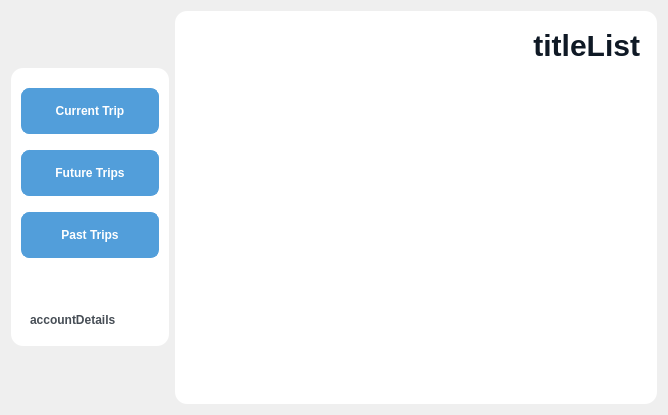
PantilaK/Pigeon, file mainForm.ui: the form before one commit.
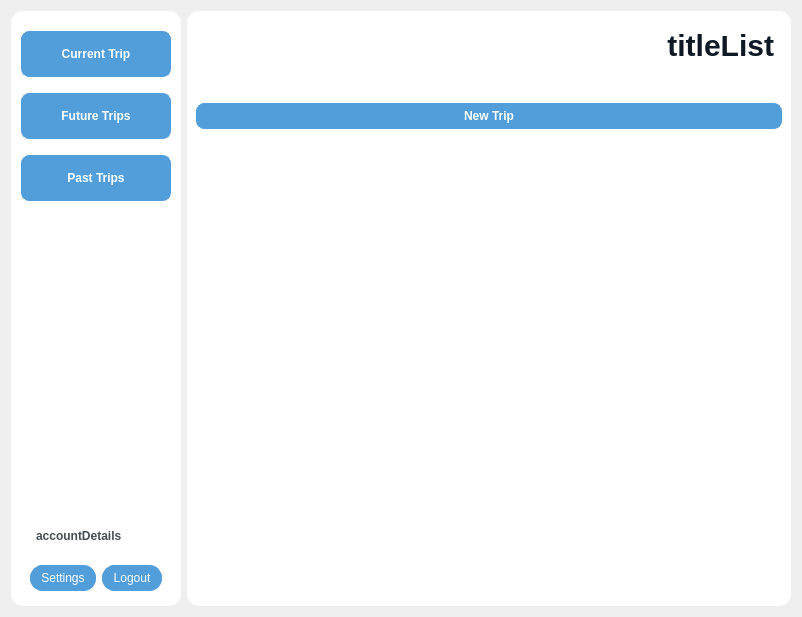
The form after the commit.

```diff
--- a/mainForm.ui
+++ b/mainForm.ui
@@ -6,8 +6,8 @@
    <rect>
     <x>0</x>
     <y>0</y>
-    <width>668</width>
-    <height>415</height>
+    <width>802</width>
+    <height>617</height>
    </rect>
   </property>
   <property name="windowTitle">
@@ -72,6 +72,12 @@
   <layout class="QHBoxLayout" name="horizontalLayout">
    <item>
     <widget class="QWidget" name="controllerWidget" native="true">
+     <property name="sizePolicy">
+      <sizepolicy hsizetype="Preferred" vsizetype="MinimumExpanding">
+       <horstretch>0</horstretch>
+       <verstretch>1</verstretch>
+      </sizepolicy>
+     </property>
      <property name="styleSheet">
       <string notr="true">QWidget {
   background-color: #fff;
@@ -127,7 +133,7 @@
      </property>
      <layout class="QVBoxLayout" name="verticalLayout">
       <property name="sizeConstraint">
-       <enum>QLayout::SetFixedSize</enum>
+       <enum>QLayout::SetMinimumSize</enum>
       </property>
       <property name="leftMargin">
        <number>10</number>
@@ -167,10 +173,13 @@
         <property name="orientation">
          <enum>Qt::Vertical</enum>
         </property>
+        <property name="sizeType">
+         <enum>QSizePolicy::MinimumExpanding</enum>
+        </property>
         <property name="sizeHint" stdset="0">
          <size>
           <width>20</width>
-          <height>40</height>
+          <height>50</height>
          </size>
         </property>
        </spacer>
@@ -200,6 +209,50 @@
         </layout>
        </widget>
       </item>
+      <item>
+       <widget class="QWidget" name="accountButtonWidget" native="true">
+        <property name="styleSheet">
+         <string notr="true">QPushButton {
+  background-color: rgb(82, 158, 218);
+  color: #fff;
+  font-weight: 400;
+  border-radius: 12px;
+  border: 1px solid rgb(82, 158, 218);
+  padding: 5px 10px;
+  margin-top: 2px;
+  outline: 0px;
+}
+QPushButton:hover {
+  border: 1px solid #9ac3fe;
+}
+QPushButton:focus {
+  border: 1px solid #9ac3fe;
+}</string>
+        </property>
+        <layout class="QHBoxLayout" name="horizontalLayout_3">
+         <property name="topMargin">
+          <number>5</number>
+         </property>
+         <property name="bottomMargin">
+          <number>5</number>
+         </property>
+         <item>
+          <widget class="QPushButton" name="settingsButton">
+           <property name="text">
+            <string>Settings</string>
+           </property>
+          </widget>
+         </item>
+         <item>
+          <widget class="QPushButton" name="logoutButton">
+           <property name="text">
+            <string>Logout</string>
+           </property>
+          </widget>
+         </item>
+        </layout>
+       </widget>
+      </item>
      </layout>
     </widget>
    </item>
@@ -255,9 +308,42 @@
 }
 QPushButton:focus {
   border: 3px solid #9ac3fe;
-}</string>
+}
+
+QScrollBar:vertical {
+
+  border-color: rgb(227, 227, 227);
+  border-width: 1px;
+  border-style: solid;
+  border-radius: 8px;
+
+  background-color: rgb(240, 240, 240);
+  width: 8px;
+  margin: 21px 0 21px 0;
+}
+
+QScrollBar::handle:vertical {
+
+  background-color: rgb(200, 200, 200);
+  min-height: 25px;
+
+}
+
+ QScrollBar::add-line:vertical {
+    height: 0px;
+}
+
+QScrollBar::sub-line:vertical {
+    height: 0px;
+}
+
+
+  QScrollBar::add-page:vertical, QScrollBar::sub-page:vertical {
+      background: none;
+   height: 0px;
+  }</string>
      </property>
-     <layout class="QVBoxLayout" name="verticalLayout_2" stretch="0,0">
+     <layout class="QVBoxLayout" name="verticalLayout_2" stretch="0,0,0">
       <property name="sizeConstraint">
        <enum>QLayout::SetDefaultConstraint</enum>
       </property>
@@ -271,6 +357,23 @@
         </property>
        </widget>
       </item>
+      <item>
+       <layout class="QHBoxLayout" name="horizontalLayout_4">
+        <property name="topMargin">
+         <number>5</number>
+        </property>
+        <property name="bottomMargin">
+         <number>5</number>
+        </property>
+        <item>
+         <widget class="QPushButton" name="newTripButton">
+          <property name="text">
+           <string>New Trip</string>
+          </property>
+         </widget>
+        </item>
+       </layout>
+      </item>
       <item>
        <widget class="QScrollArea" name="scrollArea">
         <property name="horizontalScrollBarPolicy">
@@ -287,8 +390,8 @@
           <rect>
            <x>0</x>
            <y>0</y>
-           <width>446</width>
-           <height>297</height>
+           <width>572</width>
+           <height>441</height>
           </rect>
          </property>
          <property name="sizePolicy">
@@ -297,7 +400,27 @@
            <verstretch>0</verstretch>
           </sizepolicy>
          </property>
-         <layout class="QVBoxLayout" name="verticalLayout_3"/>
+         <layout class="QVBoxLayout" name="verticalLayout_3">
+          <item>
+           <layout class="QVBoxLayout" name="tripListLayout"/>
+          </item>
+          <item>
+           <spacer name="verticalSpacer_2">
+            <property name="orientation">
+             <enum>Qt::Vertical</enum>
+            </property>
+            <property name="sizeType">
+             <enum>QSizePolicy::MinimumExpanding</enum>
+            </property>
+            <property name="sizeHint" stdset="0">
+             <size>
+              <width>20</width>
+              <height>0</height>
+             </size>
+            </property>
+           </spacer>
+          </item>
+         </layout>
         </widget>
        </widget>
       </item>
```
